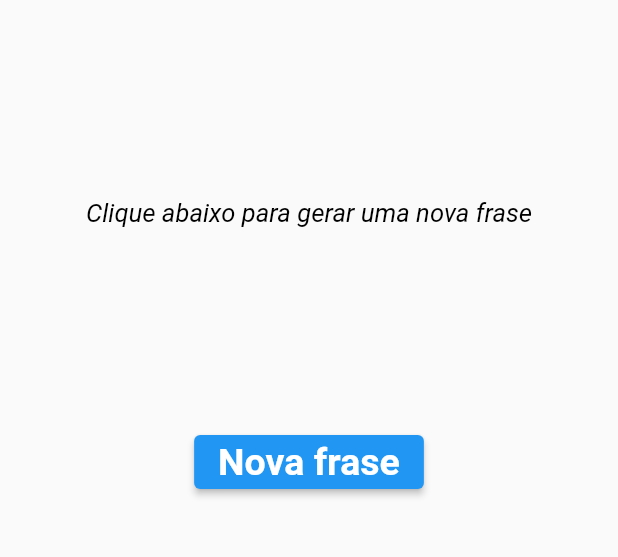
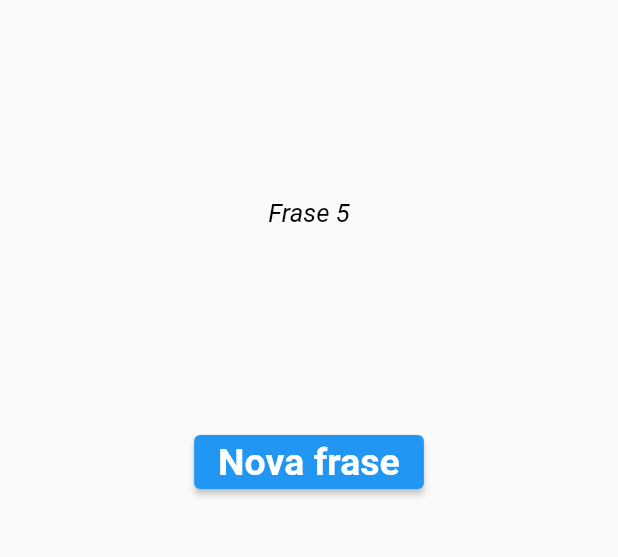
Before and after one commit to mateusmatosleonardo/phrases_of_the_day, a Flutter app: the screen it shows after launch, after a tap on "Nova frase", on a phone screen of 412 x 824 dp, the part 516-1073 px from its top. Run offline on Flutter 3.47's test engine with Material 2 defaults, Android fonts, the phone set to English and light mode, and no system bars.

Commit message:
creating logic the phrases

```diff
--- a/lib/main.dart
+++ b/lib/main.dart
@@ -24,10 +24,14 @@ class _HomeState extends State<Home> {
     "Frase 6",
   ];
 
-  final _phrasesGeneration = "Clique abaixo para gerar uma nova frase";
+  var _phrasesGeneration = "Clique abaixo para gerar uma nova frase";
 
   void generationPhrases() {
     var numberRandom = Random().nextInt(phrases.length);
+
+    setState(() {
+      _phrasesGeneration = phrases[numberRandom];
+    });
   }
 
   @override
@@ -64,7 +68,7 @@ class _HomeState extends State<Home> {
                     color: Colors.white,
                     fontWeight: FontWeight.bold),
               ),
-              onPressed: () {},
+              onPressed: generationPhrases,
             )
           ],
         ),
```
